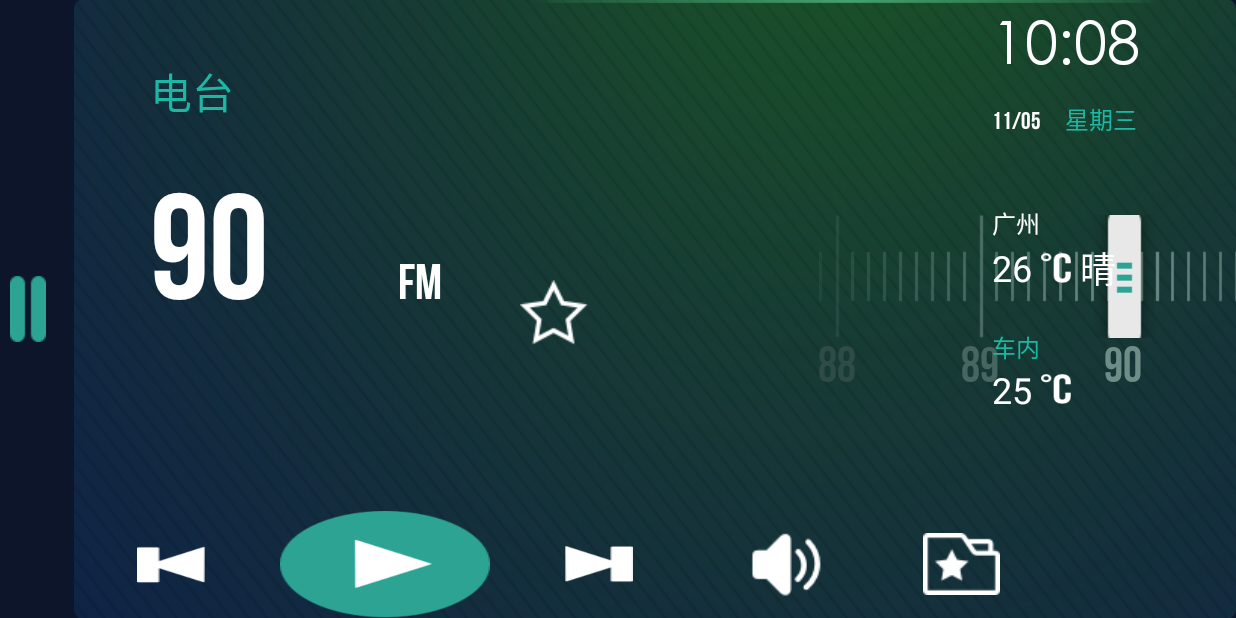
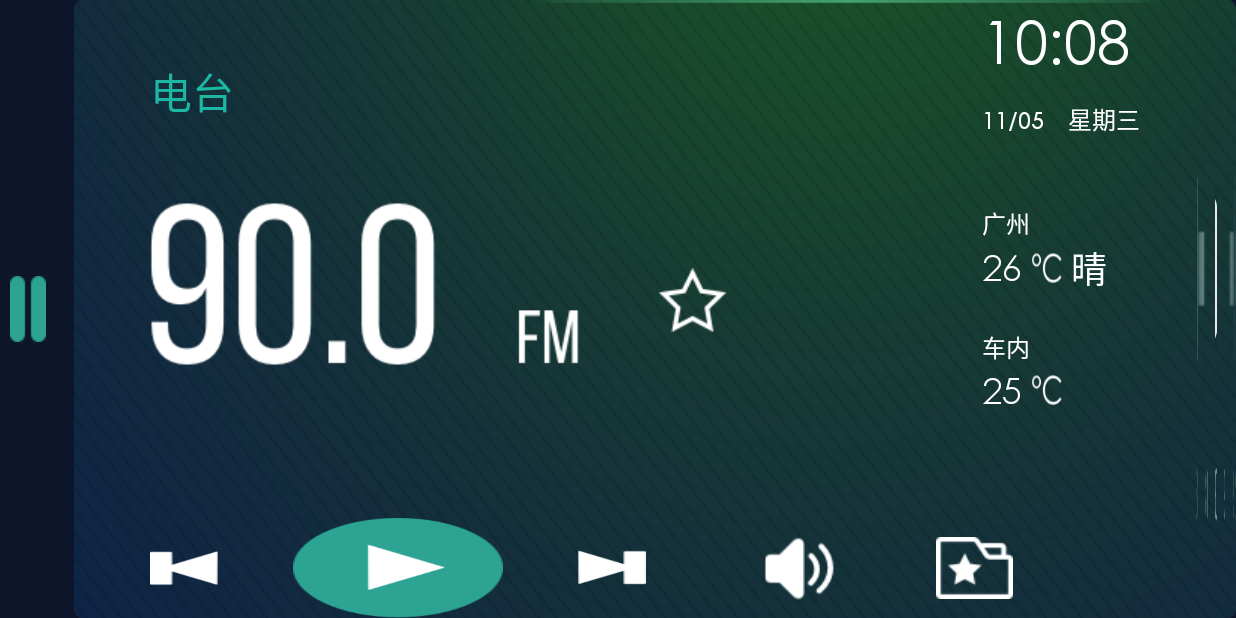
Before and after one commit to yihukurama/CarToolsT, an Android app: the fragment DiantaiFragment placed in its activity, on a phone screen of 824 x 412 dp (held sideways). Run offline under Robolectric (Android 15) with nearby library versions, the phone set to English and light mode, and no system bars; libraries missing offline, so code that uses them is left out: com.baidu.location, com.baidu.mapapi, com.jeremyfeinstein.slidingmenu; Roboto replaces fonts that are not available here; 36 statements that could not run were skipped.

Commit message:
更新电台等

```diff
--- a/app/src/main/java/com/yihukurama/cartoolst/view/activity/MainActivity.java
+++ b/app/src/main/java/com/yihukurama/cartoolst/view/activity/MainActivity.java
@@ -212,7 +212,7 @@ public class MainActivity extends AppCompatActivity implements CallFragment.OnFr
             }
         });
 
-        bcs.startServer();
+//        bcs.startServer();
         connectTV.setBackground(CartoolApp.getInstace().getResources().getDrawable(R.drawable.dengdai));
     }
 
--- a/app/src/main/java/com/yihukurama/cartoolst/view/fragment/DiantaiFragment.java
+++ b/app/src/main/java/com/yihukurama/cartoolst/view/fragment/DiantaiFragment.java
@@ -7,8 +7,6 @@ import android.support.v4.app.Fragment;
 import android.view.LayoutInflater;
 import android.view.View;
 import android.view.ViewGroup;
-import android.widget.SeekBar;
-import android.widget.TextView;
 
 import com.yihukurama.cartoolst.R;
 
@@ -31,10 +29,8 @@ public class DiantaiFragment extends Fragment {
     private String mParam1;
     private String mParam2;
 
-    private SeekBar seekBar;
     private View v;
     private OnFragmentInteractionListener mListener;
-    private TextView tx;
 
     public DiantaiFragment() {
         // Required empty public constructor
@@ -72,42 +68,6 @@ public class DiantaiFragment extends Fragment {
                              Bundle savedInstanceState) {
         // Inflate the layout for this fragment
         v = inflater.inflate(R.layout.fragment_diantai, container, false);
-        tx = (TextView)v.findViewById(R.id.pro);
-        tx.setText("90");
-        seekBar = (SeekBar)v.findViewById(R.id.seekBar);
-
-        seekBar.setOnSeekBarChangeListener(new SeekBar.OnSeekBarChangeListener() {
-            /**
-             * 拖动条停止拖动的时候调用
-             */
-            @Override
-            public void onStopTrackingTouch(SeekBar seekBar) {
-                int temp = seekBar.getProgress();
-                float percent = (float)(Math.round(temp/100f*10))/10;
-                tx.setText(88+4*percent+"");
-            }
-            /**
-             * 拖动条开始拖动的时候调用
-             */
-            @Override
-            public void onStartTrackingTouch(SeekBar seekBar) {
-                int temp = seekBar.getProgress();
-                float percent = (float)(Math.round(temp/100f*10))/10;
-                tx.setText(88+4*percent+"");
-            }
-            /**
-             * 拖动条进度改变的时候调用
-             */
-            @Override
-            public void onProgressChanged(SeekBar seekBar, int progress,
-                                          boolean fromUser) {
-                int temp = seekBar.getProgress();
-                float percent = (float)(Math.round(temp/100f*10))/10;
-                tx.setText(88+4*percent+"");
-            }
-        });
-
-
         return v;
     }
 
--- a/app/src/main/java/com/yihukurama/cartoolst/view/widget/CentryTextView.java
+++ b/app/src/main/java/com/yihukurama/cartoolst/view/widget/CentryTextView.java
@@ -1,8 +1,6 @@
 package com.yihukurama.cartoolst.view.widget;
 
 import android.content.Context;
-import android.content.res.AssetManager;
-import android.graphics.Typeface;
 import android.util.AttributeSet;
 import android.widget.TextView;
 
@@ -32,4 +30,9 @@ public class CentryTextView extends TextView {
     private void initFont(){
         setTypeface(CartoolApp.getInstace().getTypefaceC());
     }
+
+    @Override
+    public boolean isFocused() {
+        return true;
+    }
 }
--- a/app/src/main/res/layout/activity_main.xml
+++ b/app/src/main/res/layout/activity_main.xml
@@ -123,7 +123,7 @@
                 android:layout_height="wrap_content"
                 android:orientation="horizontal"
                 android:layout_marginTop="18px">
-                <com.yihukurama.cartoolst.view.widget.BebasNeueFontTextView
+                <com.yihukurama.cartoolst.view.widget.CentryTextView
                     android:layout_width="wrap_content"
                     android:layout_height="wrap_content"
                     android:id="@+id/datetime"
@@ -135,7 +135,7 @@
                     android:id="@+id/weektime"
                     android:layout_marginLeft="24px"
                     android:text="星期五"
-                    style="@style/P24a" />
+                    style="@style/P24a_2" />
 
             </LinearLayout>
             <com.yihukurama.cartoolst.view.widget.RPingFangFontTextView
@@ -149,7 +149,7 @@
                 android:layout_height="wrap_content"
                 android:orientation="horizontal"
                 android:gravity="center">
-                <com.yihukurama.cartoolst.view.widget.RPingFangFontTextView
+                <com.yihukurama.cartoolst.view.widget.CentryTextView
                     android:layout_width="wrap_content"
                     android:layout_height="wrap_content"
                     android:text="26 "
@@ -170,13 +170,13 @@
                 android:layout_height="wrap_content"
                 android:layout_marginTop="34px"
                 android:text="车内"
-                style="@style/P24a" />
+                style="@style/P24a_2" />
             <LinearLayout
                 android:layout_width="wrap_content"
                 android:layout_height="wrap_content"
                 android:orientation="horizontal"
                 android:gravity="center">
-                <com.yihukurama.cartoolst.view.widget.RPingFangFontTextView
+                <com.yihukurama.cartoolst.view.widget.CentryTextView
                     android:layout_width="wrap_content"
                     android:layout_height="wrap_content"
                     android:id="@+id/cheneiwendu"
--- a/app/src/main/res/layout/fragment_diantai.xml
+++ b/app/src/main/res/layout/fragment_diantai.xml
@@ -8,7 +8,7 @@
     <LinearLayout
         android:layout_width="wrap_content"
         android:layout_height="wrap_content"
-        android:orientation="vertical"
+        android:orientation="horizontal"
         android:background="@drawable/mokuai">
 
         <LinearLayout
@@ -24,108 +24,34 @@
                 style="@style/P42A"
                 android:text="电台"
                 android:textSize="42px"/>
-
-            <LinearLayout
+            <RelativeLayout
+                android:layout_width="wrap_content"
+                android:layout_height="wrap_content">
+                <ImageView
                     android:layout_width="wrap_content"
                     android:layout_height="wrap_content"
-                android:orientation="horizontal"
-                android:layout_marginTop="37px">
-                <com.yihukurama.cartoolst.view.widget.BebasNeueFontTextView
-                    android:layout_width="248px"
-                    android:layout_height="181px"
-                    android:gravity="center_vertical"
-                    android:id="@+id/pro"
-                    android:text="90.0"
-                    style="@style/B150B"/>
-                <com.yihukurama.cartoolst.view.widget.BebasNeueFontTextView
-                    android:layout_width="wrap_content"
-                    android:layout_height="wrap_content"
-                    android:text="FM"
-                    style="@style/B50B"/>
+                    android:layout_marginTop="79px"
+                    android:id="@+id/fm"
+                    android:background="@drawable/fm"/>
+
 
                 <ImageButton
                     android:layout_width="wrap_content"
                     android:layout_height="wrap_content"
                     android:background="@drawable/shoucangselector"
                     android:id="@+id/shoucang"
-                    android:layout_marginLeft="77.8px"
-                    android:layout_marginTop="120px"/>
+                    android:layout_toRightOf="@+id/fm"
+                    android:layout_marginTop="145px"
+                    android:layout_marginLeft="80px"
+                    />
 
-                <LinearLayout
-                    android:layout_width="wrap_content"
-                    android:layout_height="wrap_content"
-                    android:layout_marginTop="20px"
-                    android:layout_marginLeft="230px"
-                    android:orientation="vertical">
-                    <SeekBar
-                        style="?android:attr/progressBarStyleHorizontal"
-                        android:layout_width="611px"
-                        android:layout_height="123px"
-                        android:layout_marginLeft="1px"
-                        android:layout_marginRight="1px"
-                        android:background="@drawable/pinduan"
-                        android:progressDrawable="@null"
-                        android:thumb="@drawable/seekbar_thumb2"
-                        android:id="@+id/seekBar"
-                        android:layout_marginTop="35px"
-                        android:progress="50"/>
-
-                    <LinearLayout
-                        android:layout_width="wrap_content"
-                        android:layout_height="wrap_content"
-                        android:orientation="horizontal">
-                        <com.yihukurama.cartoolst.view.widget.BebasNeueFontTextView
-                            android:layout_width="wrap_content"
-                            android:layout_height="wrap_content"
-                            android:text="88"
-                            android:textColor="#2E4B47"
-                            android:textSize="48px"/>
-
-                        <com.yihukurama.cartoolst.view.widget.BebasNeueFontTextView
-                            android:layout_width="wrap_content"
-                            android:layout_height="wrap_content"
-                            android:text="89"
-                            android:layout_marginLeft="105px"
-                            android:textColor="#476661"
-                            android:textSize="48px"/>
-
-                        <com.yihukurama.cartoolst.view.widget.BebasNeueFontTextView
-                            android:layout_width="wrap_content"
-                            android:layout_height="wrap_content"
-                            android:text="90"
-                            android:layout_marginLeft="105px"
-                            android:textColor="#6E8D88"
-                            android:textSize="48px"/>
-
-                        <com.yihukurama.cartoolst.view.widget.BebasNeueFontTextView
-                            android:layout_width="wrap_content"
-                            android:layout_height="wrap_content"
-                            android:text="91"
-                            android:textColor="#476661"
-                            android:layout_marginLeft="105px"
-                            android:textSize="48px"/>
-                        <com.yihukurama.cartoolst.view.widget.BebasNeueFontTextView
-                            android:layout_width="wrap_content"
-                            android:layout_height="wrap_content"
-                            android:text="92"
-                            android:textColor="#2E4B47"
-                            android:layout_marginLeft="105px"
-                            android:textSize="48px"/>
-                    </LinearLayout>
-                </LinearLayout>
-
-            </LinearLayout>
-        </LinearLayout>
-
-
+            </RelativeLayout>
 
             <LinearLayout
                 android:layout_width="wrap_content"
                 android:layout_height="wrap_content"
                 android:orientation="horizontal"
-            android:layout_marginTop="70px"
-            android:layout_marginLeft="63px"
-            android:gravity="center">
+                android:layout_marginTop="152px">
 
                 <ImageButton
                     android:layout_width="wrap_content"
@@ -167,7 +93,15 @@
 
 
             </LinearLayout>
+        </LinearLayout>
 
+
+        <ImageView
+            android:layout_width="wrap_content"
+            android:layout_height="wrap_content"
+            android:layout_marginLeft="183px"
+            android:background="@drawable/pinduan"
+            android:layout_gravity="center_vertical"/>
         </LinearLayout>
 
 </FrameLayout>
--- a/app/src/main/res/layout/fragment_music.xml
+++ b/app/src/main/res/layout/fragment_music.xml
@@ -14,7 +14,7 @@
 
         <LinearLayout
             android:orientation="vertical"
-            android:layout_width="wrap_content"
+            android:layout_width="674px"
             android:layout_height="wrap_content"
             android:id="@+id/linearLayout2"
             android:layout_marginTop="50px"
@@ -27,10 +27,12 @@
                 android:text="音乐"
                 style="@style/P42A" />
             <com.yihukurama.cartoolst.view.widget.CentryTextView
-                android:layout_width="wrap_content"
+                android:layout_width="670px"
                 android:layout_height="wrap_content"
                 android:id="@+id/musicname"
                 android:text="California Dreamin'"
+                android:singleLine="true"
+                android:ellipsize="marquee"
                 android:layout_marginTop="30px"
                 style="@style/C50"/>
             <com.yihukurama.cartoolst.view.widget.RPingFangFontTextView
@@ -94,7 +96,7 @@
 
             <SeekBar
                 style="?android:attr/progressBarStyleHorizontal"
-                android:layout_width="match_parent"
+                android:layout_width="670px"
                 android:layout_height="4px"
                 android:maxHeight="4px"
                 android:paddingLeft="2px"
```
Also changed, not shown: app/src/main/res/drawable/du.png, app/src/main/res/drawable/fm.png (added), app/src/main/res/drawable/pinduan.png. Lines whose indentation alone changed are shown as unchanged.
